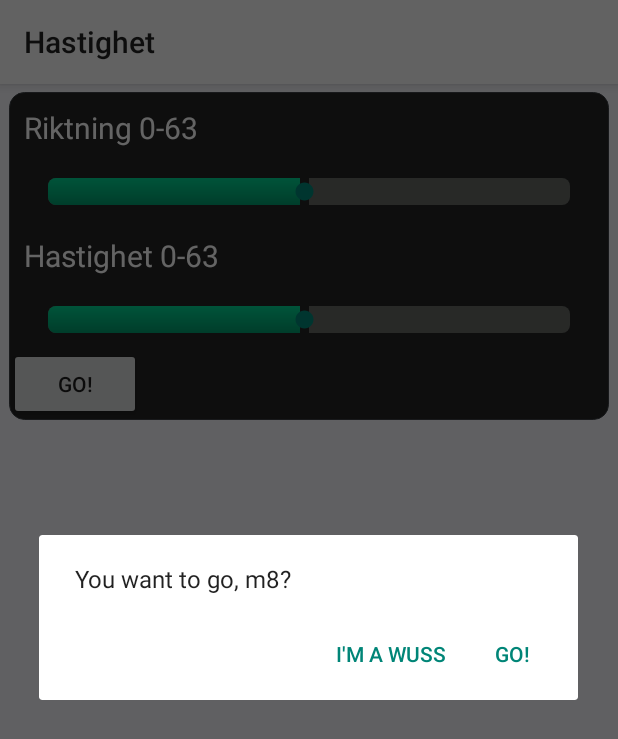
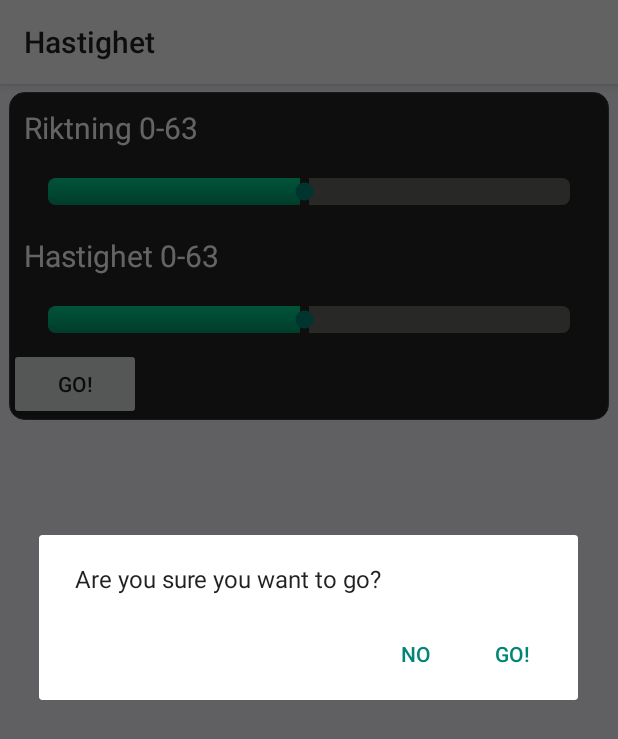
Before and after one commit to Junttila/DAT290-7, an Android app: the SeekBarActivity screen opened directly, with no data from a screen before it, after a tap on "GO!", on a phone screen of 412 x 824 dp. Shown: the top 739 px of the screen. Run offline under Robolectric (Android 15) with nearby library versions, the phone set to English and light mode, and no system bars; our stand-ins replace ButterKnife; libraries missing offline, so code that uses them is left out: com.daimajia.easing, com.nineoldandroids.animation.

```diff
--- a/programming-app/BluetoothTest1/app/src/main/java/com/javacodegeeks/android/bluetoothtest/SeekBarActivity.java
+++ b/programming-app/BluetoothTest1/app/src/main/java/com/javacodegeeks/android/bluetoothtest/SeekBarActivity.java
@@ -224,8 +224,8 @@ public class SeekBarActivity extends Activity {
         };
 
         AlertDialog.Builder builder = new AlertDialog.Builder(this);
-        builder.setMessage("You want to go, m8?").setPositiveButton("GO!", dialogClickListener)
-                .setNegativeButton("I'm a wuss", dialogClickListener).show();
+        builder.setMessage("Are you sure you want to go?").setPositiveButton("GO!", dialogClickListener)
+                .setNegativeButton("No", dialogClickListener).show();
 
         try {
             outStream.write(bytes);
```
